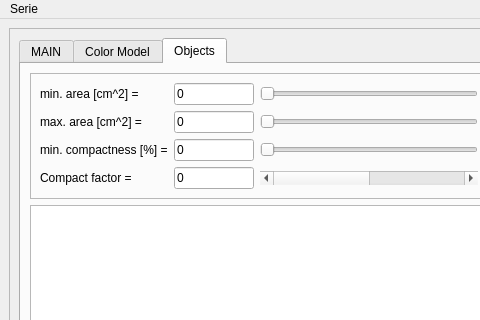
Old version of the form lesioneditor/lession_editor_GUI.ui in the repository mazoku/lesion_editor; both pictures show x 0 to 480 and y 0 to 320 of the 1133 by 839 pixel window.
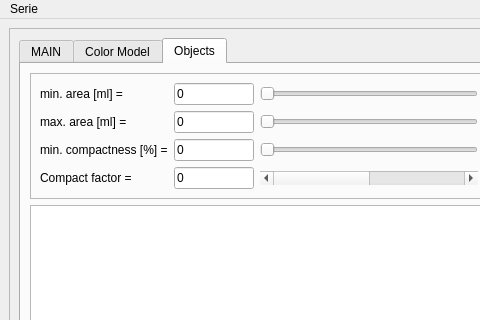
New version of the form. The open tabs and pages were chosen to show the change. Icons and pictures are not drawn.

Commit message: Upravy na logice GUI - enable a disable tlacitek.

```diff
--- a/lesioneditor/lession_editor_GUI.ui
+++ b/lesioneditor/lession_editor_GUI.ui
@@ -1375,7 +1375,7 @@
                   </sizepolicy>
                  </property>
                  <property name="text">
-                  <string>min. area [cm^2] =</string>
+                  <string>min. area [ml] =</string>
                  </property>
                 </widget>
                </item>
@@ -1426,7 +1426,7 @@
                   </sizepolicy>
                  </property>
                  <property name="text">
-                  <string>max. area [cm^2] =</string>
+                  <string>max. area [ml] =</string>
                  </property>
                 </widget>
                </item>
```
The commit also changes 3 other files.
